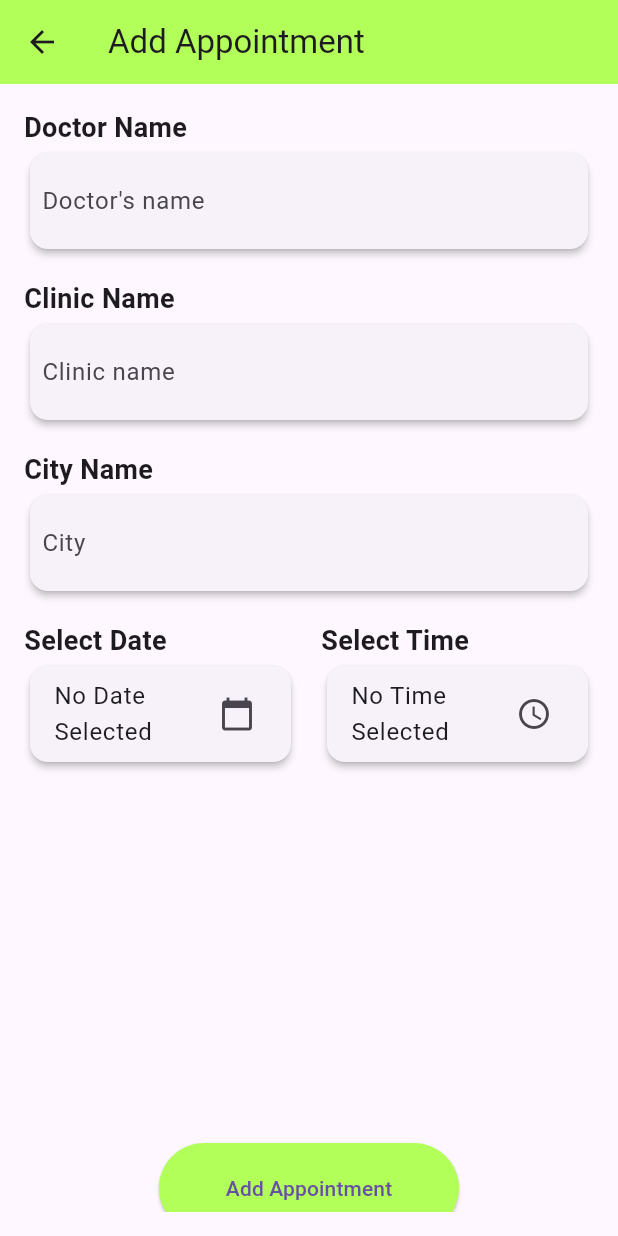
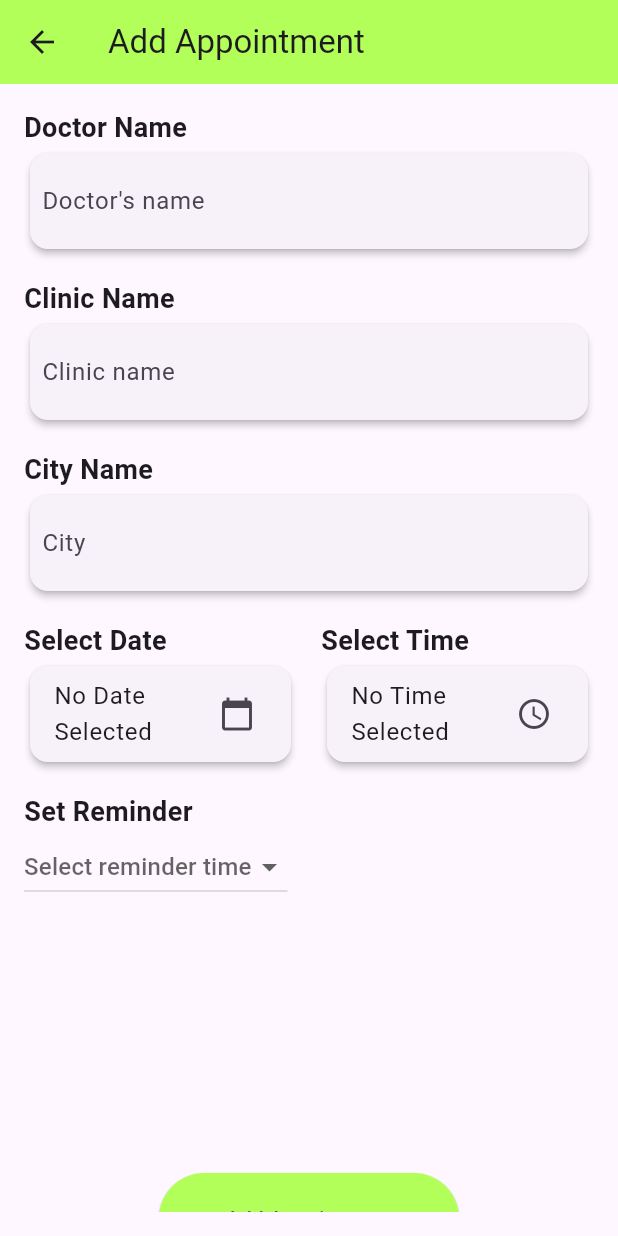
Before and after one commit to Akshayranil/medicalapp, a Flutter app: the AddAppointmentScreen screen opened directly, after a tap on "Add Appointment", on a phone screen of 412 x 824 dp. Run offline on Flutter 3.47's test engine with Material 3 defaults, Android fonts, the phone set to English and light mode, and no system bars; our stand-ins replace hive, hive_flutter, image_picker, smooth_page_indicator, syncfusion_flutter_gauges; accounts and stored records are empty.

Commit message:
Next i am integrating alarm notification

```diff
--- a/lib/appointmentscreen/add_appointment.dart
+++ b/lib/appointmentscreen/add_appointment.dart
@@ -1,4 +1,7 @@
 import 'package:flutter/material.dart';
+import 'package:hive/hive.dart';
+import 'package:week7/appointmentscreen/appointment_view.dart';
+import 'package:week7/profilemodel/model.dart';
 
 class AddAppointmentScreen extends StatefulWidget {
   @override
@@ -11,7 +14,8 @@
   final placeController = TextEditingController();
   DateTime? selectedDate;
   TimeOfDay? selectedTime;
-
+  int? reminderTime;
+  bool isReminderSet = false;
   // Function to format the selected date
   String getFormattedDate() {
     if (selectedDate == null) return "No Date Selected";
@@ -24,19 +28,48 @@
     return "${selectedTime!.hour.toString().padLeft(2, '0')}:${selectedTime!.minute.toString().padLeft(2, '0')}";
   }
 
+  void saveAppointment() {
+    if (doctorController.text.isNotEmpty &&
+        clinicController.text.isNotEmpty &&
+        placeController.text.isNotEmpty &&
+        selectedDate != null &&
+        selectedTime != null) {
+      DateTime appointmentDateTime = DateTime(
+          selectedDate!.year,
+          selectedDate!.month,
+          selectedDate!.day,
+          selectedTime!.hour,
+          selectedTime!.minute);
+
+      AppointmentData newAppointment = AppointmentData(
+          doctorname: doctorController.text,
+          clinicname: clinicController.text,
+          placename: placeController.text,
+          appointmentDateTime: appointmentDateTime,
+          remainderTime: reminderTime!);
+
+      var box = Hive.box('appointments');
+      box.add(newAppointment);
+      Navigator.pushReplacement(context,
+          MaterialPageRoute(builder: (context) => ViewAppointmentsScreen()));
+    }
+  }
+
   @override
   Widget build(BuildContext context) {
     return Scaffold(
-      appBar: AppBar(title: Text('Add Appointment'),
-      backgroundColor: Colors.lightGreenAccent,),
+      appBar: AppBar(
+        title: Text('Add Appointment'),
+        backgroundColor: Colors.lightGreenAccent,
+      ),
       body: Padding(
         padding: const EdgeInsets.all(16.0),
         child: SingleChildScrollView(
           child: Column(
             crossAxisAlignment: CrossAxisAlignment.start,
             children: [
-              Text("Doctor Name", style: TextStyle(fontWeight: FontWeight.bold, fontSize: 18)),
-
+              Text("Doctor Name",
+                  style: TextStyle(fontWeight: FontWeight.bold, fontSize: 18)),
               Card(
                 elevation: 2,
                 child: Padding(
@@ -44,15 +77,15 @@
                   child: TextField(
                     controller: doctorController,
                     decoration: InputDecoration(
-                      hintText: "Doctor's name",
-                      border: InputBorder.none
+                        hintText: "Doctor's name", border: InputBorder.none),
                   ),
-                  ),),
-
                 ),
-              SizedBox(height: 16,),
-               Text("Clinic Name", style: TextStyle(fontWeight: FontWeight.bold, fontSize: 18)),
-
+              ),
+              SizedBox(
+                height: 16,
+              ),
+              Text("Clinic Name",
+                  style: TextStyle(fontWeight: FontWeight.bold, fontSize: 18)),
               Card(
                 elevation: 2,
                 child: Padding(
@@ -60,15 +93,15 @@
                   child: TextField(
                     controller: clinicController,
                     decoration: InputDecoration(
-                      hintText: "Clinic name",
-                      border: InputBorder.none
+                        hintText: "Clinic name", border: InputBorder.none),
                   ),
-                  ),),
-
                 ),
-              SizedBox(height: 16,),
-               Text("City Name", style: TextStyle(fontWeight: FontWeight.bold, fontSize: 18)),
-
+              ),
+              SizedBox(
+                height: 16,
+              ),
+              Text("City Name",
+                  style: TextStyle(fontWeight: FontWeight.bold, fontSize: 18)),
               Card(
                 elevation: 2,
                 child: Padding(
@@ -76,13 +109,13 @@
                   child: TextField(
                     controller: placeController,
                     decoration: InputDecoration(
-                      hintText: "City ",
-                      border: InputBorder.none
+                        hintText: "City ", border: InputBorder.none),
                   ),
-                  ),),
-
                 ),
-              SizedBox(height: 16,),
+              ),
+              SizedBox(
+                height: 16,
+              ),
               Row(
                 children: [
                   // Date Picker Section
@@ -90,7 +123,9 @@
                     child: Column(
                       crossAxisAlignment: CrossAxisAlignment.start,
                       children: [
-          Text("Select Date", style: TextStyle(fontWeight: FontWeight.bold, fontSize: 18)),
+                        Text("Select Date",
+                            style: TextStyle(
+                                fontWeight: FontWeight.bold, fontSize: 18)),
                         Card(
                           elevation: 2,
                           child: ListTile(
@@ -117,7 +152,9 @@
                     child: Column(
                       crossAxisAlignment: CrossAxisAlignment.start,
                       children: [
-          Text("Select Time", style: TextStyle(fontWeight: FontWeight.bold, fontSize: 18)),
+                        Text("Select Time",
+                            style: TextStyle(
+                                fontWeight: FontWeight.bold, fontSize: 18)),
                         Card(
                           elevation: 2,
                           child: ListTile(
@@ -137,11 +174,55 @@
                   ),
                 ],
               ),
-SizedBox(height: 250,),
-      Center(child: ElevatedButton(onPressed: (){},
-      style: ElevatedButton.styleFrom(minimumSize: Size(200, 60),backgroundColor: Colors.lightGreenAccent), child: Text('Add Appointment')))
-
-
+              SizedBox(
+                height: 16,
+              ),
+              Text("Set Reminder",
+                  style: TextStyle(fontWeight: FontWeight.bold, fontSize: 18)),
+              Column(
+                crossAxisAlignment: CrossAxisAlignment.start,
+                children: [
+                  DropdownButton<int>(
+                    value: reminderTime,
+                    hint: Text('Select reminder time'),
+                    items: [
+                      DropdownMenuItem(
+                        child: Text('30 Minutes before'),
+                        value: 30,
+                      ),
+                      DropdownMenuItem(
+                        child: Text('60 Minutes before'),
+                        value: 60,
+                      ),
+                      DropdownMenuItem(
+                        child: Text('120 Minutes before'),
+                        value: 120,
+                      ),
+                      DropdownMenuItem(
+                        child: Text('240 Minutes before'),
+                        value: 240,
+                      ),
+                    ],
+                    onChanged: (int? value) {
+                      setState(() {
+                        reminderTime = value;
+                      });
+                    },
+                  ),
+                ],
+              ),
+              SizedBox(
+                height: 180,
+              ),
+              Center(
+                  child: ElevatedButton(
+                      onPressed: () {
+                        saveAppointment();
+                      },
+                      style: ElevatedButton.styleFrom(
+                          minimumSize: Size(200, 60),
+                          backgroundColor: Colors.lightGreenAccent),
+                      child: Text('Add Appointment')))
             ],
           ),
         ),
--- a/lib/main.dart
+++ b/lib/main.dart
@@ -25,6 +25,8 @@
   await Hive.openBox<VitalsModel>('vitalsBox');
   Hive.registerAdapter(BMIResultAdapter());
   await Hive.openBox<BMIResult>('bmiBox');
+  Hive.registerAdapter(AppointmentDataAdapter());
+  await Hive.openBox('appointments');
   runApp(MyApp());
 }
 void appointmentReminder() {
--- a/pubspec.yaml
+++ b/pubspec.yaml
@@ -38,6 +38,8 @@
   hive_generator: ^1.1.1
   syncfusion_flutter_gauges: ^22.1.34
   android_alarm_manager_plus: ^3.0.2
+  flutter_local_notifications: ^16.1.0
+  timezone: ^0.9.0
 
   # The following adds the Cupertino Icons font to your application.
   # Use with the CupertinoIcons class for iOS style icons.
```
Also changed, not shown: lib/appointmentscreen/appointment_screen.dart (+6 -3 lines), lib/appointmentscreen/appointment_view.dart (added, +64 -0 lines), lib/appointmentscreen/view_prescription.dart (added, +14 -0 lines), lib/profileModel/model.g.dart, pubspec.lock, 1 other file. Lines whose indentation alone changed are shown as unchanged.
